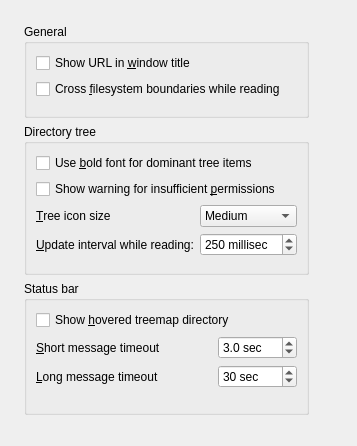
Old version of the form src/general-config-page.ui in the repository Lithopsian/qt6dirstat.
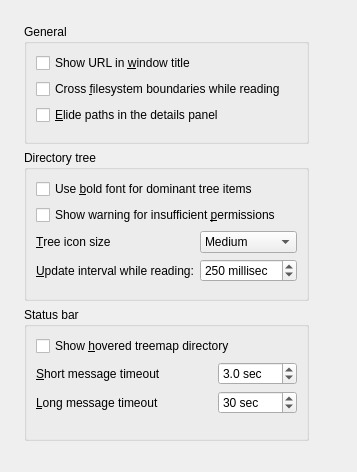
New version of the form.

Commit message:
User interface for elision of the details panel
Add a checkbox to the general config page to switch the FileDetailsPanel path elision.  Default off.

Patch:
```diff
--- a/src/general-config-page.ui
+++ b/src/general-config-page.ui
@@ -7,7 +7,7 @@
     <x>0</x>
     <y>0</y>
     <width>357</width>
-    <height>434</height>
+    <height>461</height>
    </rect>
   </property>
   <layout class="QVBoxLayout" name="verticalLayout_3">
@@ -50,6 +50,16 @@
             </property>
            </widget>
           </item>
+          <item>
+           <widget class="QCheckBox" name="elidePathsCheckBox">
+            <property name="toolTip">
+             <string>&lt;p style='white-space:pre'&gt;Whether to elide path labels to fit in the file details panel&lt;br/&gt;- a scrollbar may still appear if the panel is too narrow for the other fields&lt;/p&gt;</string>
+            </property>
+            <property name="text">
+             <string>&amp;Elide paths in the details panel</string>
+            </property>
+           </widget>
+          </item>
          </layout>
         </widget>
        </item>
```
The commit also changes 3 other files.
